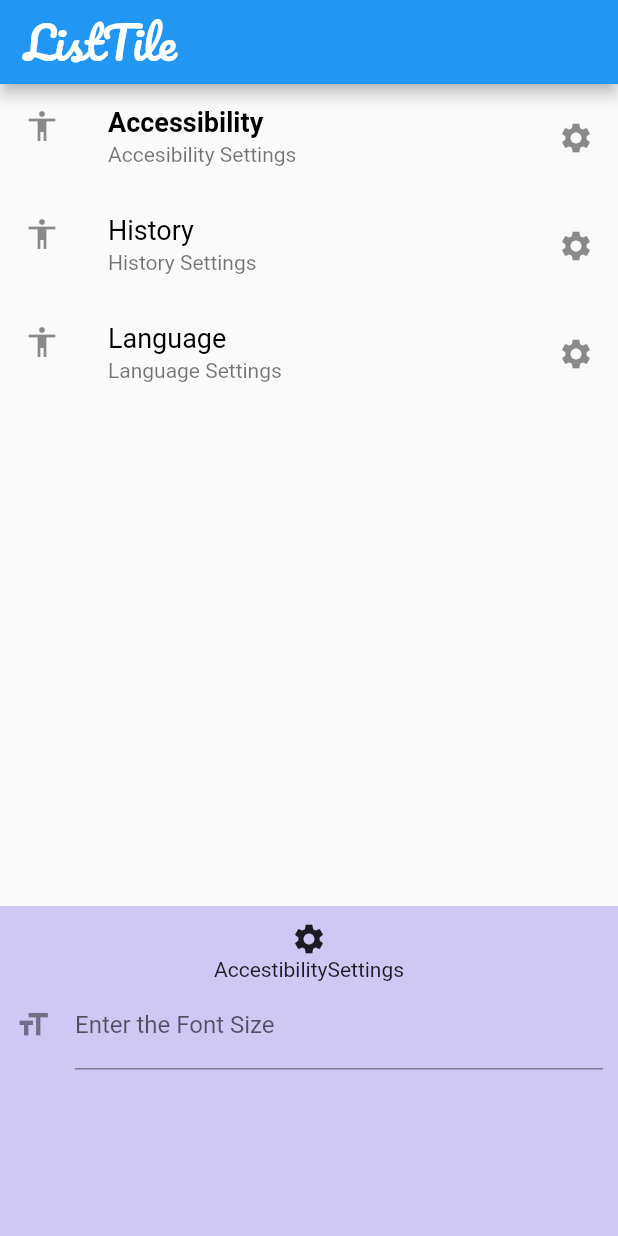
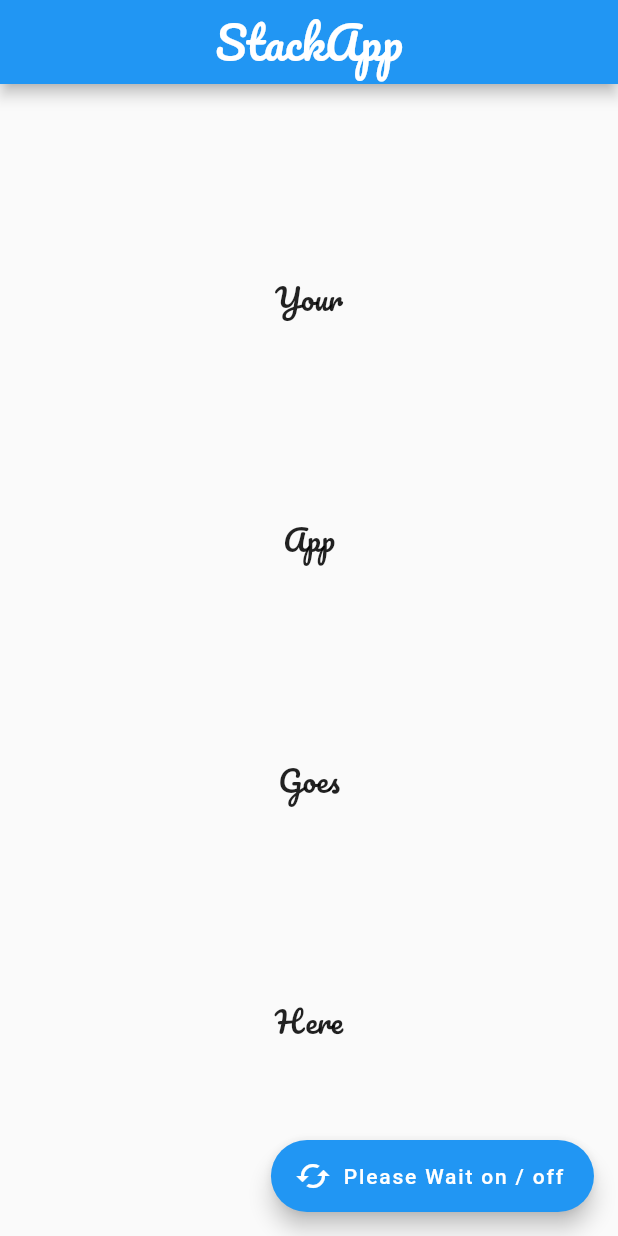
Before and after one commit to SirpiYugendar/car_app, a Flutter app: the screen it shows after launch, on a phone screen of 412 x 824 dp. Run offline on Flutter 3.47's test engine with Material 2 defaults, Android fonts, the phone set to English and light mode, and no system bars; our stand-ins replace google_fonts.

Commit message:
Stack class app.

```diff
--- a/lib/main.dart
+++ b/lib/main.dart
@@ -2,7 +2,7 @@ import 'package:flutter/material.dart';
 import 'package:google_fonts/google_fonts.dart';
 
 void main() {
-  runApp(ListTileApper());
+  runApp(StackClass());
 }
 
 class App extends StatelessWidget {
@@ -464,3 +464,93 @@ class _ListTileApperState extends State<ListTileApper> {
     );
   }
 }
+
+class StackClass extends StatefulWidget {
+  StackClass({Key key}) : super(key: key);
+  final PleaseWaitWidget _pleaseWaitWidget =
+      PleaseWaitWidget(key: ObjectKey('pleaseWaitWidget'));
+  final AppWidget _appWidget = AppWidget(key: ObjectKey('appWidget'));
+  @override
+  _StackClassState createState() => _StackClassState();
+}
+
+class _StackClassState extends State<StackClass> {
+  bool _pleaseWaitValue = false;
+
+  void _togglePleaseWait() {
+    setState(() {
+      _pleaseWaitValue = !_pleaseWaitValue;
+    });
+  }
+
+  @override
+  Widget build(BuildContext context) {
+    List<Widget> childWidget = _pleaseWaitValue
+        ? [widget._pleaseWaitWidget, widget._appWidget]
+        : [widget._appWidget];
+    return MaterialApp(
+      debugShowCheckedModeBanner: false,
+      home: Scaffold(
+        appBar: AppBar(title: Center(child: Text('StackApp', style: GoogleFonts.pacifico().copyWith(fontSize: 30),),)),
+        body: Center(
+          child: Stack(
+            key: ObjectKey('stack'),
+            children: childWidget,
+          ),
+        ),
+        floatingActionButton: FloatingActionButton.extended(
+          onPressed: _togglePleaseWait,
+          label: Text('Please Wait on / off'),
+          icon: Icon(Icons.cached),
+        ),
+      ),
+    );
+  }
+}
+
+class PleaseWaitWidget extends StatelessWidget {
+  const PleaseWaitWidget({Key key}) : super(key: key);
+
+  @override
+  Widget build(BuildContext context) {
+    return Container(
+      child: Center(
+        child: CircularProgressIndicator(
+          strokeWidth: 8,
+        ),
+      ),
+      color: Colors.grey.withOpacity(0.3),
+    );
+  }
+}
+
+class AppWidget extends StatelessWidget {
+  const AppWidget({Key key}) : super(key: key);
+
+  @override
+  Widget build(BuildContext context) {
+    return Center(
+      child: Column(
+        mainAxisAlignment: MainAxisAlignment.spaceEvenly,
+        children: <Widget>[
+          Text(
+            'Your',
+            style: GoogleFonts.pacifico().copyWith(fontSize: 20),
+          ),
+          Text(
+            'App',
+            style: GoogleFonts.pacifico().copyWith(fontSize: 20),
+          ),
+          Text(
+            'Goes',
+            style: GoogleFonts.pacifico().copyWith(fontSize: 20),
+          ),
+          Text(
+            'Here',
+            style: GoogleFonts.pacifico().copyWith(fontSize: 20),
+          ),
+        ],
+      ),
+    );
+  }
+}
```
